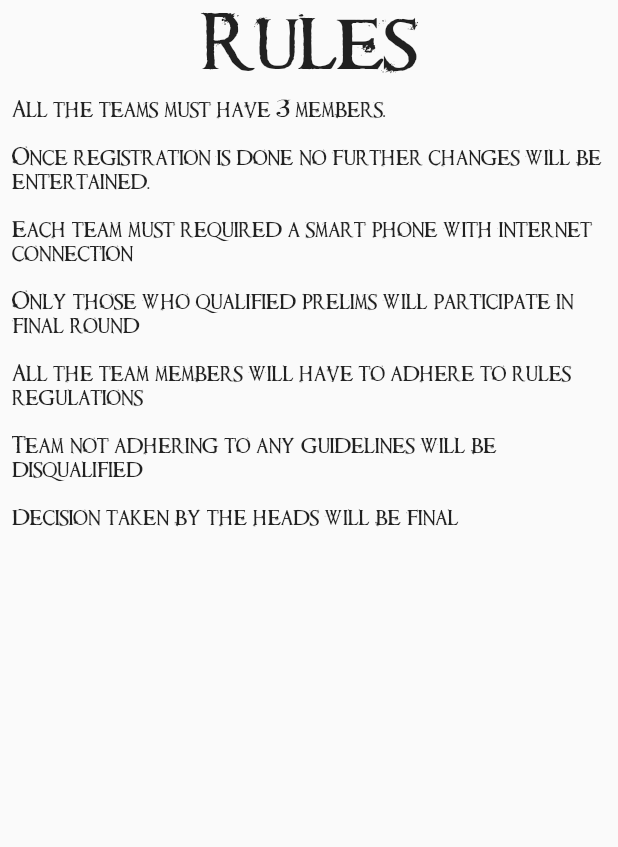
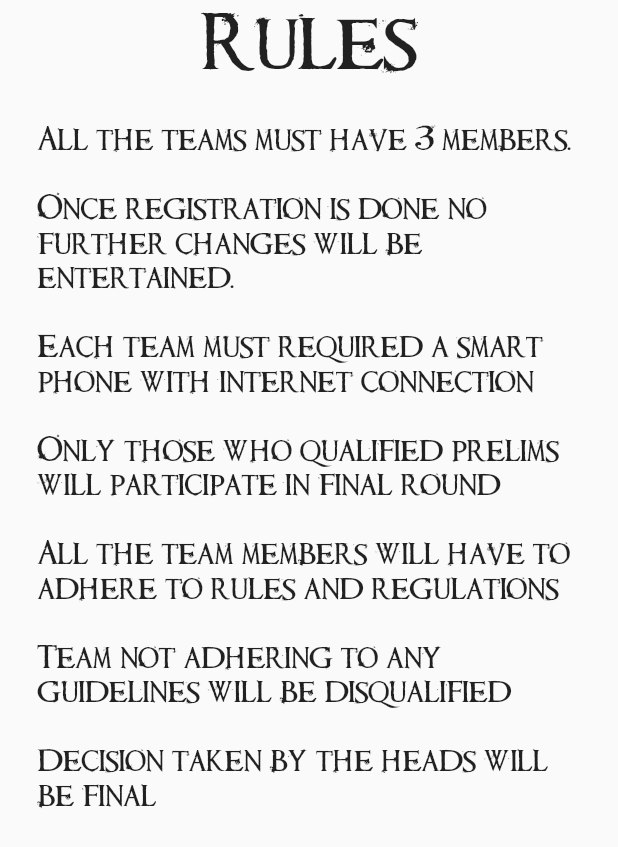
Before and after one commit to sarthaksadh01/treasure_hunt_client, a Flutter app: the Rules screen opened directly, on a phone screen of 412 x 824 dp. Shown: the top 847 px of the screen. Run offline on Flutter 3.47's test engine with Material 2 defaults, Android fonts, the light colour scheme and no system bars; our stand-ins replace cloud_firestore, fancy_bottom_navigation, flutter_icons, fluttertoast, rflutter_alert, shared_preferences; missing offline and left inert: barcode_scan; accounts and stored records are empty.

Commit message:
ui updated

```diff
--- a/lib/rules.dart
+++ b/lib/rules.dart
@@ -8,16 +8,29 @@
 class _RulesState extends State<Rules> {
   @override
   Widget build(BuildContext context) {
-    return Container(
-      child: Center(child: Column(
+    return Scaffold(
+      body: ListView(
         children: <Widget>[
-          Text("Rules",style: TextStyle(fontSize: 50),),
-          Padding(
-            padding: const EdgeInsets.all(8.0),
-            child: Text( "All the teams must have 3 members.\n\nOnce registration is done no further changes will be entertained.\n\nEach team must required a smart phone with internet connection\n\nOnly those who qualified prelims will participate in final round\n\nAll the team members will have to adhere to rules & regulations\n\nTeam not adhering to any guidelines will be disqualified\n\nDecision taken by the heads will be final",),
-          )
+          Container(
+            child: Center(
+                child: Column(
+              children: <Widget>[
+                Text(
+                  "Rules",
+                  style: TextStyle(fontSize: 50),
+                ),
+                Padding(
+                  padding: const EdgeInsets.all(25.0),
+                  child: Text(
+                    "All the teams must have 3 members.\n\nOnce registration is done no further changes will be entertained.\n\nEach team must required a smart phone with internet connection\n\nOnly those who qualified prelims will participate in final round\n\nAll the team members will have to adhere to rules and regulations\n\nTeam not adhering to any guidelines will be disqualified\n\nDecision taken by the heads will be final",
+                    style: TextStyle(fontSize: 20),
+                  ),
+                )
+              ],
+            )),
+          ),
         ],
-      )),
+      ),
     );
   }
 }
```
Also changed, not shown: lib/game.dart (+31 -10 lines), assets/images/bg2.jpg (added).
